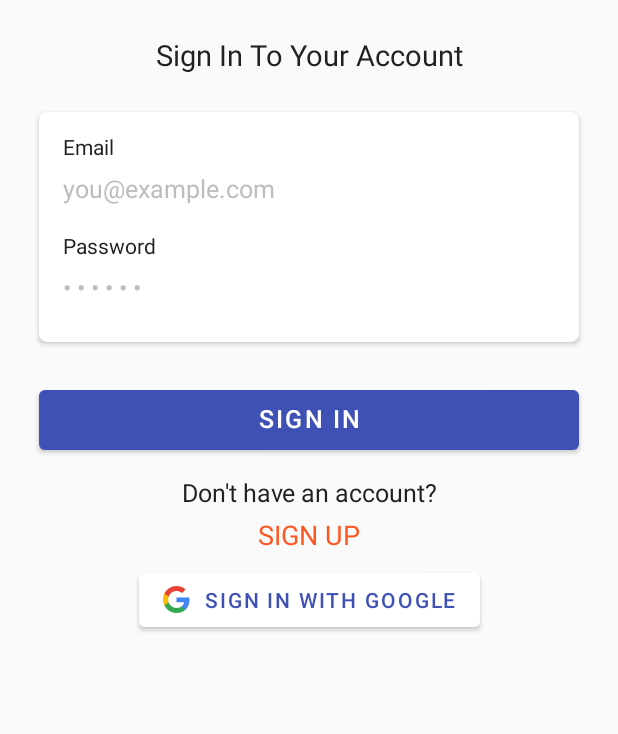
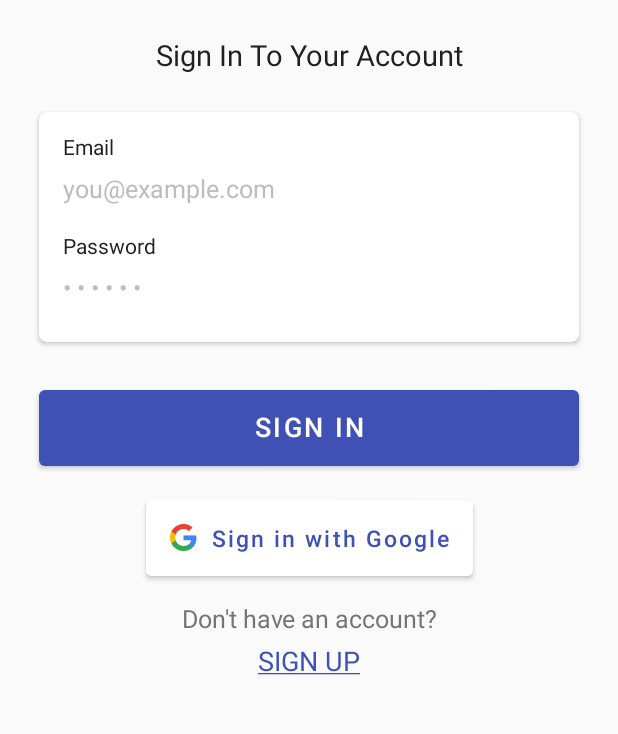
Before and after one commit to khedia/Teams_clone, an Android app: the screen it shows after launch (SignInActivity), on a phone screen of 412 x 824 dp, the part 377-1111 px from its top. Run offline under Robolectric (Android 15) with nearby library versions, the phone set to English and light mode, and no system bars; our stand-ins replace Firebase (no records; nobody signed in at launch, a user with empty details on screens opened directly), sdp/ssp sizes; libraries missing offline, so code that uses them is left out: co.apptailor.googlesignin.

Commit message:
Changed the Sign-in and Sign-up layout

```diff
--- a/app/src/main/res/layout/activity_sign_in.xml
+++ b/app/src/main/res/layout/activity_sign_in.xml
@@ -142,15 +142,44 @@
         <com.google.android.material.button.MaterialButton
             android:id="@+id/buttonSignIn"
             android:layout_width="match_parent"
-            android:layout_height="@dimen/_40sdp"
+            android:layout_height="@dimen/_48sdp"
             android:layout_marginStart="@dimen/_20sdp"
             android:layout_marginTop="@dimen/_20sdp"
             android:layout_marginEnd="@dimen/_20sdp"
             android:includeFontPadding="false"
             android:text="@string/sign_in"
             android:textColor="@color/colorTextIcons"
-            android:textSize="@dimen/_13sdp"
+            android:textSize="@dimen/_14sdp"
             app:layout_constraintTop_toBottomOf="@id/cardSignIn" />
+
+        <com.google.android.gms.common.SignInButton
+            android:id="@+id/google_login_button"
+            android:layout_width="match_parent"
+            android:layout_height="wrap_content"
+            android:visibility="gone"
+            app:layout_constraintTop_toBottomOf="@id/buttonSignIn"
+            app:layout_constraintBottom_toBottomOf="parent"
+            app:layout_constraintStart_toStartOf="parent"
+            app:layout_constraintEnd_toEndOf="parent"/>
+        <Button
+            android:id="@+id/sign_in_button"
+            android:layout_width="wrap_content"
+            android:layout_height="@dimen/_48sdp"
+            android:layout_weight="1"
+            android:backgroundTint="@color/colorTextIcons"
+            android:text="@string/sign_in_with_google"
+            android:textAllCaps="false"
+            android:textSize="@dimen/_12sdp"
+            android:textColor="@color/colorPrimary"
+            android:layout_marginTop="@dimen/_8sdp"
+            app:icon="@drawable/googleg_standard_color_18"
+            app:iconGravity="textStart"
+            app:iconPadding="10dp"
+            app:iconTint="#00100D0D"
+            app:iconTintMode="src_atop"
+            app:layout_constraintTop_toBottomOf="@id/buttonSignIn"
+            app:layout_constraintStart_toStartOf="parent"
+            app:layout_constraintEnd_toEndOf="parent"/>
 
         <ProgressBar
             android:id="@+id/signInProgressBar"
@@ -170,9 +199,9 @@
             android:gravity="center"
             android:includeFontPadding="false"
             android:text="Don't have an account?"
-            android:textColor="@color/colorPrimaryText"
+            android:textColor="@color/colorSecondaryText"
             android:textSize="@dimen/_13sdp"
-            app:layout_constraintTop_toBottomOf="@id/buttonSignIn" />
+            app:layout_constraintTop_toBottomOf="@id/sign_in_button" />
 
         <TextView
             android:id="@+id/textSignUp"
@@ -182,39 +211,14 @@
             android:gravity="center"
             android:includeFontPadding="false"
             android:padding="@dimen/_6sdp"
-            android:text="SIGN UP"
+            android:text="@string/sign_up"
             android:textAllCaps="true"
-            android:textColor="@color/colorAccent"
+            android:textColor="@color/colorPrimary"
             android:textSize="@dimen/_14sdp"
-            app:layout_constraintBottom_toTopOf="@+id/sign_in_button"
+            app:layout_constraintBottom_toBottomOf="parent"
+            app:layout_constraintEnd_toEndOf="parent"
+            app:layout_constraintStart_toStartOf="parent"
             app:layout_constraintTop_toBottomOf="@id/textNoAccount" />
-
-        <com.google.android.gms.common.SignInButton
-            android:id="@+id/google_login_button"
-            android:layout_width="match_parent"
-            android:layout_height="wrap_content"
-            android:visibility="gone"
-            app:layout_constraintBottom_toBottomOf="parent"
-            app:layout_constraintStart_toStartOf="parent"
-            app:layout_constraintEnd_toEndOf="parent"
-            app:layout_constraintTop_toBottomOf="@id/textSignUp" />
-        <Button
-            android:id="@+id/sign_in_button"
-            android:layout_width="wrap_content"
-            android:layout_height="wrap_content"
-            android:layout_weight="1"
-            android:backgroundTint="@color/colorTextIcons"
-            android:text="@string/sign_in_with_google"
-            android:textColor="@color/colorPrimary"
-            app:icon="@drawable/googleg_standard_color_18"
-            app:iconGravity="textStart"
-            app:iconPadding="10dp"
-            app:iconTint="#00100D0D"
-            app:iconTintMode="src_atop"
-            app:layout_constraintBottom_toBottomOf="parent"
-            app:layout_constraintStart_toStartOf="parent"
-            app:layout_constraintEnd_toEndOf="parent"
-            app:layout_constraintTop_toBottomOf="@id/textSignUp"/>
 
     </androidx.constraintlayout.widget.ConstraintLayout>
 
--- a/app/src/main/res/values/strings.xml
+++ b/app/src/main/res/values/strings.xml
@@ -8,18 +8,22 @@
     <string name="password">Password</string>
     <string name="password_hint">• • • • • •</string>
     <string name="sign_in">Sign In</string>
+    <string name="sign_in2"><u>Sign In</u></string>
     <string name="don_t_have_an_account">Don\'t Have An Account?</string>
-    <string name="don_t_have_an_account_">Don\'t Have an Account?</string>
-    <string name="sign_up">Sign Up</string>
+    <string name="sign_up"><u>Sign Up</u></string>
     <string name="enter_the_details_below_to_create_a_new_account">Enter the details below to create a new account</string>
     <string name="first_name">First Name</string>
     <string name="john">John</string>
     <string name="last_name">Last Name</string>
     <string name="jackson">Jackson</string>
     <string name="confirm_password">Confirm Password</string>
-    <string name="already_have_an_account">Already Have an Account</string>
+    <string name="already_have_an_account">Already Have an Account?</string>
     <string name="sign_out">Sign Out</string>
     <string name="incoming_meeting_invitation">Incoming Meeting Invitation</string>
     <string name="sending_meeting_invitation">Sending Meeting Invitation</string>
-    <string name="sign_in_with_google">Sign in with google</string>
+    <string name="sign_in_with_google">Sign in with Google</string>
+    <string name="sign_up2">SIGN UP</string>
+    <string name="_1_30_p_m">1:30 P.M.</string>
+    <string name="demo_text">demo Text</string>
+    <string name="delivered">Delivered</string>
 </resources>
```
Also changed, not shown: app/src/main/res/layout/activity_sign_up.xml (+10 -11 lines), app/src/main/res/layout/chat_item_right.xml (+12 -11 lines).
